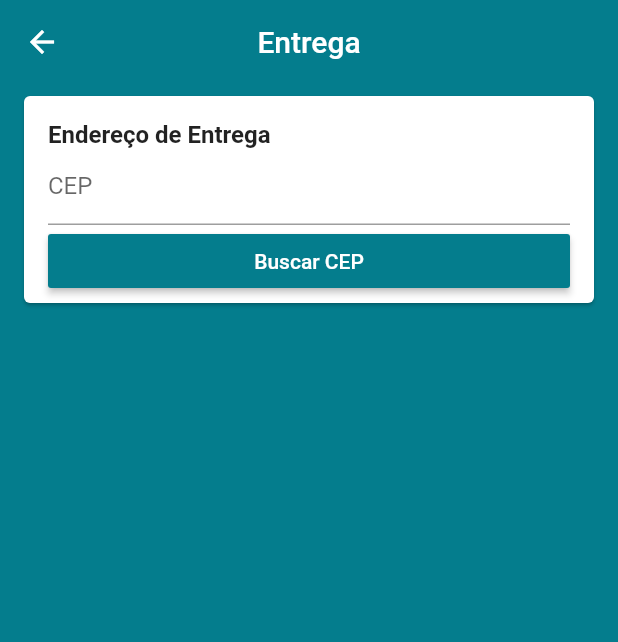
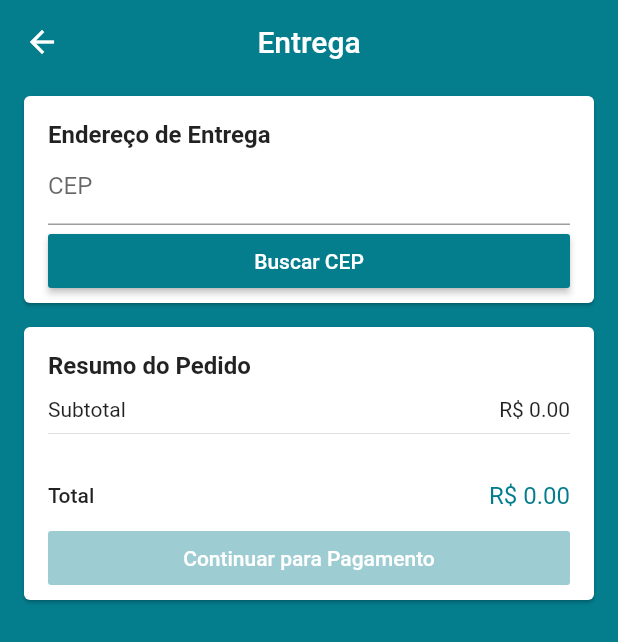
Before and after one commit to ArthurMarianoNeto/Loja, a Flutter app: the CartScreen screen opened by its route, after a tap on "Continuar para Entrega", on a phone screen of 412 x 824 dp. Shown: the top 642 px of the screen. Run offline on Flutter 3.47's test engine with Material 2 defaults, Android fonts, the phone set to English and light mode, and no system bars; our stand-ins replace brasil_fields, carousel_pro, cloud_firestore, dio, faker, firebase_auth and 5 more; missing offline and left inert: alphabet_list_scroll_view; accounts and stored records are empty.

Commit message:
104 - Exibindo taxa de entrega

```diff
--- a/lib/common/custom_drawer/price_card.dart
+++ b/lib/common/custom_drawer/price_card.dart
@@ -13,6 +13,8 @@ class PriceCard extends StatelessWidget {
   Widget build(BuildContext context) {
     final cartManager = context.watch<CartManager>();
     final productsPrice = cartManager.productsPrice;
+    final deliveryPrice = cartManager.devliveryPrice;
+    final totalPrice = cartManager.totalPrice;
 
     return Card(
       margin: const EdgeInsets.symmetric(horizontal: 16, vertical: 8),
@@ -39,6 +41,18 @@ class PriceCard extends StatelessWidget {
             ),
             const Divider(),
             const SizedBox(height: 12,),
+              if(deliveryPrice != null)
+                ... [
+                  Row(
+                    mainAxisAlignment: MainAxisAlignment.spaceBetween,
+                    children: <Widget>[
+                      const Text('Entrega'),
+                      Text('R\$ ${deliveryPrice.toStringAsFixed(2)}')
+                    ],
+                  ),
+                  const Divider(),
+                ],
+            const SizedBox(height: 12,),
             Row(
               mainAxisAlignment: MainAxisAlignment.spaceBetween,
               children: <Widget>[
@@ -46,7 +60,7 @@ class PriceCard extends StatelessWidget {
                   style: TextStyle(fontWeight: FontWeight.w500),
                 ),
                 Text(
-                  'R\$ ${productsPrice.toStringAsFixed(2)}',
+                  'R\$ ${totalPrice.toStringAsFixed(2)}',
                   style: TextStyle(
                     color: Theme.of(context).primaryColor,
                     fontSize: 16,
--- a/lib/models/cart_manager.dart
+++ b/lib/models/cart_manager.dart
@@ -1,5 +1,6 @@
 import 'package:cloud_firestore/cloud_firestore.dart';
 import 'package:flutter/cupertino.dart';
+import 'package:flutter/material.dart';
 import 'package:geolocator/geolocator.dart';
 import 'package:loja/models/address.dart';
 import 'package:loja/models/cart_product.dart';
@@ -22,6 +23,8 @@ class CartManager extends ChangeNotifier {
 
   num productsPrice = 0.0;
   num devliveryPrice;
+
+  num get totalPrice => productsPrice + (devliveryPrice ?? 0);
 
   final Firestore firestore = Firestore.instance;
 
@@ -97,6 +100,8 @@ class CartManager extends ChangeNotifier {
     return true;
   }
 
+  bool get isAddressValid => address != null && devliveryPrice != null;
+
   // ADDRESS
 
   Future<void> getAddress(String cep) async {
@@ -127,6 +132,7 @@ class CartManager extends ChangeNotifier {
 
     if( await calculateDelivery(address.lat, address.long)){
       print('price $devliveryPrice');
+      notifyListeners();
     } else {
       return Future.error('Endereço fora do raio de entrega!');
     }
@@ -134,6 +140,7 @@ class CartManager extends ChangeNotifier {
 
   void removeAddress(){
     address = null;
+    devliveryPrice = null;
     notifyListeners();
   }
 
--- a/lib/screens/address/address_screen.dart
+++ b/lib/screens/address/address_screen.dart
@@ -1,5 +1,8 @@
 import 'package:flutter/material.dart';
+import 'package:loja/common/custom_drawer/price_card.dart';
+import 'package:loja/models/cart_manager.dart';
 import 'package:loja/screens/address/components/address_card.dart';
+import 'package:provider/provider.dart';
 
 class AddressScreen extends StatelessWidget {
   @override
@@ -12,6 +15,15 @@ class AddressScreen extends StatelessWidget {
       body: ListView(
         children: <Widget>[
           AddressCard(),
+          Consumer<CartManager>(
+            builder: (_, cartManager, __){
+              return PriceCard(
+                buttonText: 'Continuar para Pagamento',
+                onPressed: cartManager.isAddressValid ? (){
+                } : null,
+              );
+            }
+          )
         ],
       ),
     );
--- a/lib/screens/address/components/address_card.dart
+++ b/lib/screens/address/components/address_card.dart
@@ -32,6 +32,7 @@ class AddressCard extends StatelessWidget {
 
                   CepInputField(address),
                   AddressInputField(address),
+
                 ],
               ),
             );
--- a/lib/screens/address/components/address_input_field.dart
+++ b/lib/screens/address/components/address_input_field.dart
@@ -13,11 +13,12 @@ class AddressInputField extends StatelessWidget {
   @override
   Widget build(BuildContext context) {
     final primaryColor = Theme.of(context).primaryColor;
+    final cartManager = context.watch<CartManager>();
 
     String emptyValidator(String text) =>
         text.isEmpty ? 'Campo obrigatório' : null;
 
-    if(address.zipCode != null)
+    if(address.zipCode != null && cartManager.devliveryPrice == null)
       return Column(
         crossAxisAlignment: CrossAxisAlignment.stretch,
         children: <Widget>[
@@ -144,7 +145,15 @@ class AddressInputField extends StatelessWidget {
           ),
         ],
       );
-    else
-      return Container();
+    else if (address.zipCode !=null)
+      //  if(address.zipCode != null && cartManager.devliveryPrice != null)
+     return  Padding(
+        padding: const EdgeInsets.only(bottom: 16),
+        child: Text(
+            '${address.street}, ${address.number}\n${address.district}\n'
+                '${address.city} - ${address.state}'
+        ),
+      );
+    else return Container();
   }
 }
```
